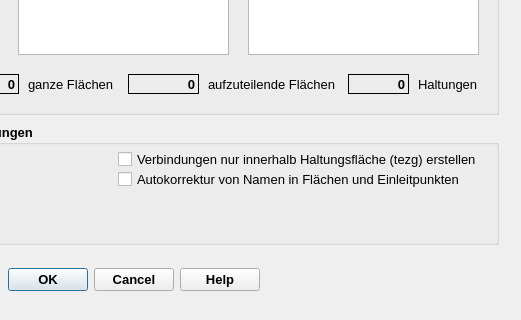
First picture: the form in qkan/linkflaechen/res/application_createlinefl.ui, repository hoettges/QKan, before the edit; both pictures show x 252 to 773 and y 256 to 576 of the 773 by 576 pixel window.
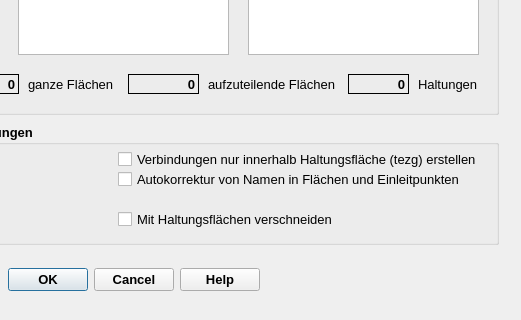
Second picture: the form after the edit.

Diff of the .ui file:
```diff
--- a/qkan/linkflaechen/res/application_createlinefl.ui
+++ b/qkan/linkflaechen/res/application_createlinefl.ui
@@ -626,8 +626,8 @@
      <rect>
       <x>350</x>
       <y>40</y>
-      <width>361</width>
-      <height>31</height>
+      <width>360</width>
+      <height>30</height>
      </rect>
     </property>
     <property name="font">
@@ -655,8 +655,8 @@
      <rect>
       <x>350</x>
       <y>20</y>
-      <width>361</width>
-      <height>31</height>
+      <width>360</width>
+      <height>30</height>
      </rect>
     </property>
     <property name="font">
@@ -679,6 +679,35 @@
      <string>Verbindungen nur innerhalb Haltungsfläche (tezg) erstellen</string>
     </property>
    </widget>
+   <widget class="QCheckBox" name="cb_regardTezg">
+    <property name="geometry">
+     <rect>
+      <x>350</x>
+      <y>80</y>
+      <width>231</width>
+      <height>30</height>
+     </rect>
+    </property>
+    <property name="font">
+     <font>
+      <family>Tahoma</family>
+      <weight>50</weight>
+      <bold>false</bold>
+     </font>
+    </property>
+    <property name="toolTip">
+     <string>&lt;html&gt;&lt;head/&gt;&lt;body&gt;&lt;p&gt;Berücksichtigung von Haltungsflächen: Die Verbindungslinien werden zu jeder Teilfläche angelegt, die sich aus der Verschneidung der Flächen und der Haltungsflächen ergeben. &lt;/p&gt;&lt;/body&gt;&lt;/html&gt;</string>
+    </property>
+    <property name="statusTip">
+     <string>Verbindungslinien werden nach Verschneidung der Flächen mit den Haltungsflächen erstellt</string>
+    </property>
+    <property name="layoutDirection">
+     <enum>Qt::LeftToRight</enum>
+    </property>
+    <property name="text">
+     <string>Mit Haltungsflächen verschneiden</string>
+    </property>
+   </widget>
   </widget>
  </widget>
  <resources/>
```
Left out of the diff: 12 changed lines with no effect on the pictures.
